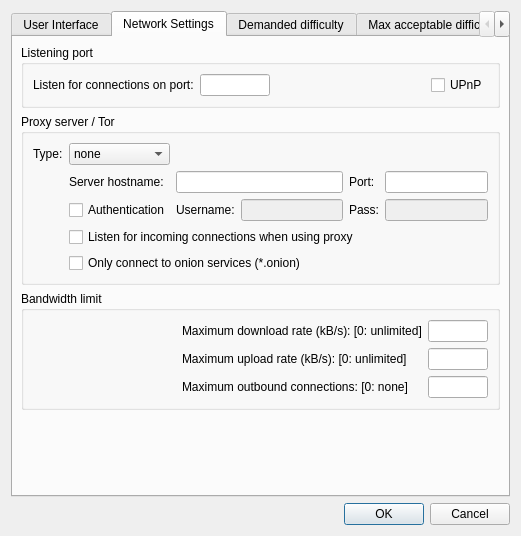
First picture: the form in src/bitmessageqt/settings.ui, repository Bitmessage/PyBitmessage, before the edit.
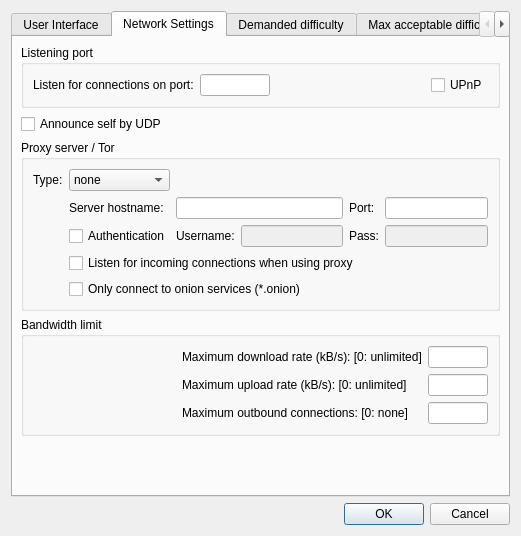
Second picture: the form after the edit. The open tabs and pages were chosen to show the change. Custom widgets are drawn as their Qt base class.

Commit message: Make it possible to disable UDP announcing in settings

What changed in the file:
```diff
--- a/src/bitmessageqt/settings.ui
+++ b/src/bitmessageqt/settings.ui
@@ -231,7 +231,7 @@
          </layout>
         </widget>
        </item>
-       <item row="2" column="0">
+       <item row="3" column="0">
         <widget class="QGroupBox" name="groupBox_3">
          <property name="title">
           <string>Bandwidth limit</string>
@@ -322,7 +322,7 @@
          </layout>
         </widget>
        </item>
-       <item row="1" column="0">
+       <item row="2" column="0">
         <widget class="QGroupBox" name="groupBox_2">
          <property name="title">
           <string>Proxy server / Tor</string>
@@ -432,7 +432,14 @@
          </layout>
         </widget>
        </item>
-       <item row="3" column="0">
+       <item row="1" column="0">
+        <widget class="QCheckBox" name="checkBoxUDP">
+         <property name="text">
+          <string>Announce self by UDP</string>
+         </property>
+        </widget>
+       </item>
+       <item row="4" column="0">
         <spacer name="verticalSpacer">
          <property name="orientation">
           <enum>Qt::Vertical</enum>
```
The commit also changes 3 other files.
